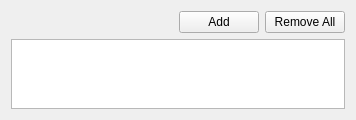
Before: the Qt Designer form src/ui/sequenceswidget.ui in Edlward/GalaxyHunter, drawn with Qt 5.
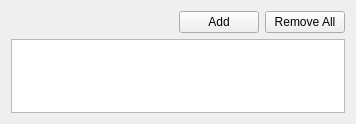
After: the same form once the commit is applied.

Commit message: tableview for sequences

What changed in the file:
```diff
--- a/src/ui/sequenceswidget.ui
+++ b/src/ui/sequenceswidget.ui
@@ -7,7 +7,7 @@
     <x>0</x>
     <y>0</y>
     <width>356</width>
-    <height>104</height>
+    <height>124</height>
    </rect>
   </property>
   <layout class="QGridLayout" name="gridLayout">
@@ -39,13 +39,31 @@
     </widget>
    </item>
    <item row="1" column="0" colspan="3">
-    <widget class="QListView" name="sequenceItems">
+    <widget class="QTableView" name="sequenceItems">
      <property name="editTriggers">
       <set>QAbstractItemView::NoEditTriggers</set>
      </property>
-     <property name="viewMode">
-      <enum>QListView::ListMode</enum>
+     <property name="dragEnabled">
+      <bool>true</bool>
      </property>
+     <property name="selectionMode">
+      <enum>QAbstractItemView::SingleSelection</enum>
+     </property>
+     <property name="selectionBehavior">
+      <enum>QAbstractItemView::SelectRows</enum>
+     </property>
+     <property name="showGrid">
+      <bool>false</bool>
+     </property>
+     <property name="gridStyle">
+      <enum>Qt::SolidLine</enum>
+     </property>
+     <attribute name="horizontalHeaderStretchLastSection">
+      <bool>true</bool>
+     </attribute>
+     <attribute name="verticalHeaderVisible">
+      <bool>false</bool>
+     </attribute>
     </widget>
    </item>
   </layout>
```
The commit also changes 2 other files.
